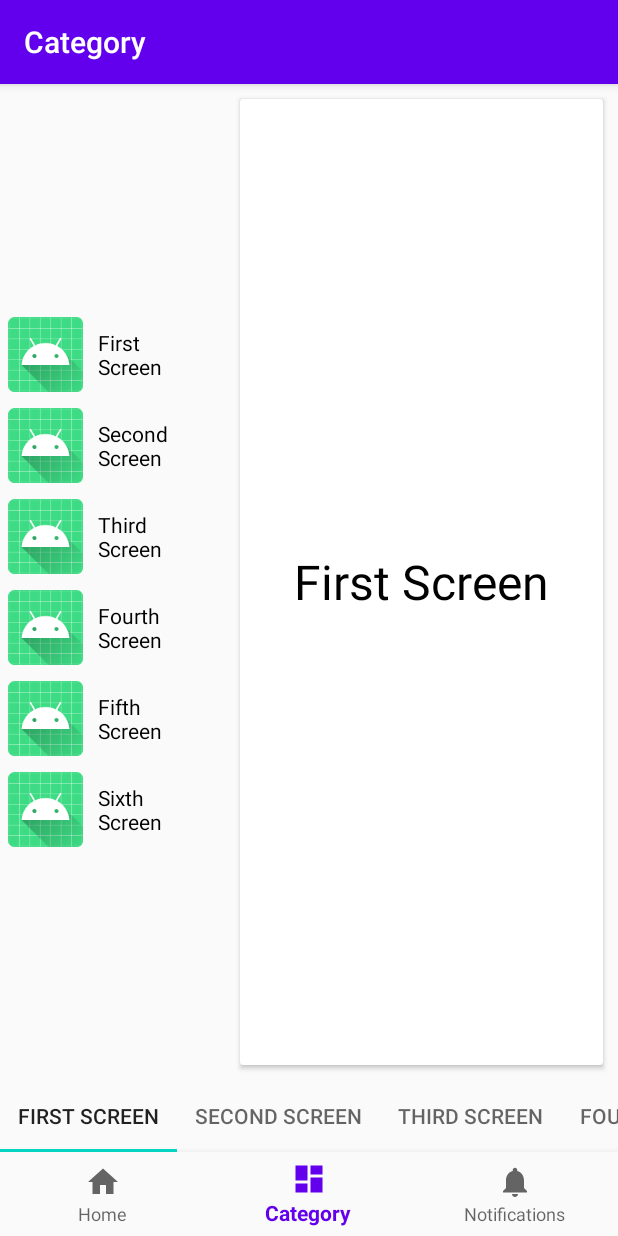
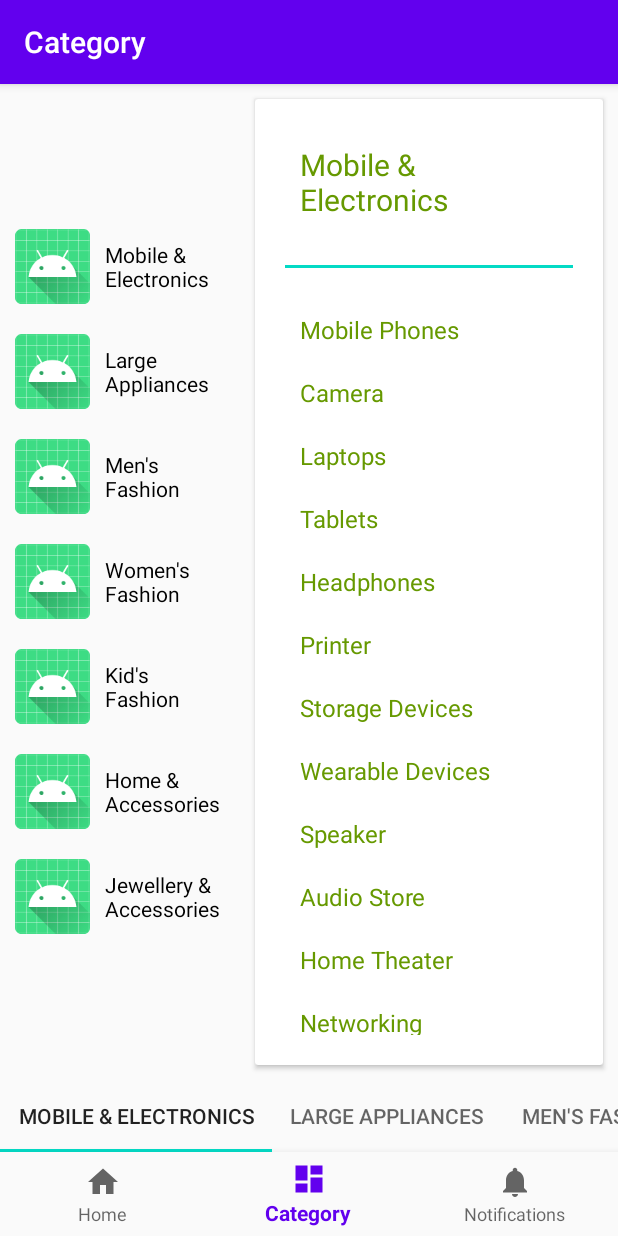
Before and after one commit to nishantpandey-11/CategoryRevampPrototype, an Android app: the screen it shows after launch (MainActivity), item 2 of the bottom bar chosen, on a phone screen of 412 x 824 dp. Run offline under Robolectric (Android 15) with nearby library versions, the phone set to English and light mode, and no system bars; our stand-ins replace navigation-ui.

Commit message:
vp selection is done

```diff
--- a/app/src/main/java/com/self/categoryrevampprototype/ui/dashboard/CategoryAdapter.kt
+++ /dev/null
@@ -1,45 +0,0 @@
-package com.self.categoryrevampprototype.ui.dashboard
-
-import android.view.LayoutInflater
-import android.view.View
-import android.view.ViewGroup
-import androidx.recyclerview.widget.RecyclerView
-import com.self.categoryrevampprototype.R
-import kotlinx.android.synthetic.main.item_recycler_view.view.*
-
-class CategoryAdapter(private val list: List<String>) :
-    RecyclerView.Adapter<CategoryAdapter.ViewHolder>() {
-
-
-    class ViewHolder(view: View) : RecyclerView.ViewHolder(view) {
-        private val item = view
-
-        constructor(parent: ViewGroup) : this(
-            LayoutInflater.from(parent.context).inflate(
-                R.layout.item_recycler_view,
-                parent,
-                false
-            )
-        )
-
-        fun bind(category: String) {
-            val cat = category.split(" ")
-            item.tv_cat_name.text = cat[0] + "\n" + cat[1]
-        }
-
-    }
-
-    override fun onCreateViewHolder(parent: ViewGroup, viewType: Int): ViewHolder {
-        return ViewHolder(parent)
-    }
-
-    override fun onBindViewHolder(holder: ViewHolder, position: Int) {
-        holder.bind(list[position])
-    }
-
-    override fun getItemCount(): Int {
-        return list.size
-    }
-
-
-}
--- /dev/null
+++ b/app/src/main/java/com/self/categoryrevampprototype/ui/dashboard/Communicator.kt
@@ -0,0 +1,6 @@
+package com.self.categoryrevampprototype.ui.dashboard
+
+interface Communicator {
+    fun changePage(position : Int)
+    fun pageClickListener(visibility : Int)
+}
--- a/app/src/main/java/com/self/categoryrevampprototype/ui/dashboard/DashboardFragment.kt
+++ b/app/src/main/java/com/self/categoryrevampprototype/ui/dashboard/DashboardFragment.kt
@@ -10,9 +10,13 @@ import androidx.lifecycle.ViewModelProviders
 import androidx.viewpager2.widget.ViewPager2
 import com.google.android.material.tabs.TabLayoutMediator
 import com.self.categoryrevampprototype.R
+import com.self.categoryrevampprototype.ui.dashboard.adapter.CategoryAdapter
+import com.self.categoryrevampprototype.ui.dashboard.adapter.ViewPagerAdapter
+import com.self.categoryrevampprototype.ui.dashboard.model.categoryData
+import com.self.categoryrevampprototype.ui.dashboard.model.categoryList
 import kotlinx.android.synthetic.main.fragment_dashboard.*
 
-class DashboardFragment : Fragment() {
+class DashboardFragment : Fragment(), Communicator {
 
     private lateinit var dashboardViewModel: DashboardViewModel
 
@@ -29,22 +33,15 @@ class DashboardFragment : Fragment() {
     override fun onActivityCreated(savedInstanceState: Bundle?) {
         super.onActivityCreated(savedInstanceState)
 
-        val list = listOf(
-            "First Screen",
-            "Second Screen",
-            "Third Screen",
-            "Fourth Screen",
-            "Fifth Screen",
-            "Sixth Screen"
-        )
+        vp.adapter = ViewPagerAdapter(categoryData, categoryList, this)
+        TabLayoutMediator(tabs, vp) { tab, position ->
+            tab.text = categoryList[position].name
 
-        vp.adapter = ViewPagerAdapter(list)
-        TabLayoutMediator(tabs, vp) { tab, position ->
-            tab.text = list[position]
         }.attach()
 
-        val categoryAdapter = CategoryAdapter(list)
+        val categoryAdapter = CategoryAdapter(categoryList, this)
         rv_cat.adapter = categoryAdapter
+
 
         vp.registerOnPageChangeCallback(object : ViewPager2.OnPageChangeCallback() {
             override fun onPageSelected(position: Int) {
@@ -57,6 +54,7 @@ class DashboardFragment : Fragment() {
                 positionOffsetPixels: Int
             ) {
                 super.onPageScrolled(position, positionOffset, positionOffsetPixels)
+                pageClickListener(View.VISIBLE)
             }
 
             override fun onPageScrollStateChanged(state: Int) {
@@ -65,11 +63,18 @@ class DashboardFragment : Fragment() {
 
         })
 
-
         dashboardViewModel.text.observe(viewLifecycleOwner, Observer {
 
         })
 
 
     }
+
+    override fun changePage(position: Int) {
+        vp.setCurrentItem(position, true)
+    }
+
+    override fun pageClickListener(visiblity: Int) {
+        rv_cat.visibility = visiblity
+    }
 }
--- a/app/src/main/java/com/self/categoryrevampprototype/ui/dashboard/ViewPagerAdapter.kt
+++ /dev/null
@@ -1,44 +0,0 @@
-package com.self.categoryrevampprototype.ui.dashboard
-
-import android.view.LayoutInflater
-import android.view.View
-import android.view.ViewGroup
-import androidx.recyclerview.widget.RecyclerView
-import com.self.categoryrevampprototype.R
-import kotlinx.android.synthetic.main.item_viewpager.view.*
-
-class ViewPagerAdapter(private val list: List<String>) :
-    RecyclerView.Adapter<ViewPagerAdapter.ViewHolder>() {
-
-
-    class ViewHolder(view: View) : RecyclerView.ViewHolder(view) {
-        private val item = view
-
-        constructor(parent: ViewGroup) : this(
-            LayoutInflater.from(parent.context).inflate(
-                R.layout.item_viewpager,
-                parent,
-                false
-            )
-        )
-
-        fun bind(category: String) {
-            item.tvTitle.text = category
-        }
-
-    }
-
-    override fun onCreateViewHolder(parent: ViewGroup, viewType: Int): ViewHolder {
-        return ViewHolder(parent)
-    }
-
-    override fun onBindViewHolder(holder: ViewHolder, position: Int) {
-        holder.bind(list[position])
-    }
-
-    override fun getItemCount(): Int {
-        return list.size
-    }
-
-
-}
--- /dev/null
+++ b/app/src/main/java/com/self/categoryrevampprototype/ui/dashboard/adapter/BaseViewHolder.kt
@@ -0,0 +1,8 @@
+package com.self.categoryrevampprototype.ui.dashboard.adapter
+
+import android.view.View
+import androidx.recyclerview.widget.RecyclerView
+
+abstract class BaseViewHolder<T>(itemView: View) : RecyclerView.ViewHolder(itemView) {
+    abstract fun bind(item: T)
+}
--- /dev/null
+++ b/app/src/main/java/com/self/categoryrevampprototype/ui/dashboard/adapter/CategoryAdapter.kt
@@ -0,0 +1,84 @@
+package com.self.categoryrevampprototype.ui.dashboard.adapter
+
+import android.view.LayoutInflater
+import android.view.View
+import android.view.ViewGroup
+import androidx.recyclerview.widget.RecyclerView
+import com.self.categoryrevampprototype.R
+import com.self.categoryrevampprototype.ui.dashboard.Communicator
+import com.self.categoryrevampprototype.ui.dashboard.model.CategoryModel
+import kotlinx.android.synthetic.main.row_category.view.*
+import kotlinx.android.synthetic.main.row_sub_category.view.*
+
+class CategoryAdapter(private val list: List<CategoryModel>, val communicator: Communicator) :
+    RecyclerView.Adapter<BaseViewHolder<*>>() {
+
+    companion object {
+        private const val TYPE_CATEGORY = 0
+        private const val TYPE_SUB_CATEGORY = 1
+    }
+
+    override fun onCreateViewHolder(parent: ViewGroup, viewType: Int): BaseViewHolder<*> {
+        return when (viewType) {
+            TYPE_CATEGORY -> CategoryViewHolder(parent)
+            TYPE_SUB_CATEGORY -> SubCategoryViewHolder(parent)
+            else -> CategoryViewHolder(parent)
+        }
+    }
+
+    override fun onBindViewHolder(holder: BaseViewHolder<*>, position: Int) {
+        val element = list[position]
+        when (holder) {
+            is CategoryViewHolder -> holder.bind(element)
+            is SubCategoryViewHolder -> holder.bind(element)
+            else -> throw IllegalArgumentException("Does'nt support this view type")
+        }
+    }
+
+    override fun getItemViewType(position: Int): Int {
+        return when (list[position].type) {
+            0 -> TYPE_CATEGORY
+            1 -> TYPE_SUB_CATEGORY
+            else -> TYPE_CATEGORY
+        }
+    }
+
+    override fun getItemCount() = list.size
+
+
+    inner class CategoryViewHolder(itemView: View) : BaseViewHolder<CategoryModel>(itemView) {
+
+        constructor(parent: ViewGroup) : this(
+            LayoutInflater.from(parent.context).inflate(
+                R.layout.row_category,
+                parent,
+                false
+            )
+        )
+
+        override fun bind(item: CategoryModel) {
+            val cat = item.name.split(" ")
+            itemView.tv_cat_name.text = item.name//cat[0] + "\n" + cat[1]
+            itemView.rv_item.setOnClickListener {
+                communicator.changePage(adapterPosition)
+            }
+        }
+    }
+
+    inner class SubCategoryViewHolder(itemView: View) : BaseViewHolder<CategoryModel>(itemView) {
+
+        constructor(parent: ViewGroup) : this(
+            LayoutInflater.from(parent.context).inflate(
+                R.layout.row_sub_category,
+                parent,
+                false
+            )
+        )
+
+        override fun bind(item: CategoryModel) {
+            itemView.tv_sub_cat_name.text = item.name
+        }
+    }
+
+
+}
--- /dev/null
+++ b/app/src/main/java/com/self/categoryrevampprototype/ui/dashboard/adapter/ViewPagerAdapter.kt
@@ -0,0 +1,61 @@
+package com.self.categoryrevampprototype.ui.dashboard.adapter
+
+import android.view.LayoutInflater
+import android.view.View
+import android.view.ViewGroup
+import androidx.recyclerview.widget.RecyclerView
+import com.self.categoryrevampprototype.R
+import com.self.categoryrevampprototype.ui.dashboard.Communicator
+import com.self.categoryrevampprototype.ui.dashboard.model.CategoryModel
+import com.self.categoryrevampprototype.ui.dashboard.model.subCategoryLargeAppliance
+import kotlinx.android.synthetic.main.item_viewpager.view.*
+
+class ViewPagerAdapter(
+    private val categoryData: Map<CategoryModel, List<CategoryModel>>,
+    private val categoryList: List<CategoryModel>,
+    private val communicator: Communicator
+) :
+    RecyclerView.Adapter<ViewPagerAdapter.ViewHolder>() {
+
+
+    inner class ViewHolder(view: View) : RecyclerView.ViewHolder(view) {
+        private val item = view
+
+        constructor(parent: ViewGroup) : this(
+            LayoutInflater.from(parent.context).inflate(
+                R.layout.item_viewpager,
+                parent,
+                false
+            )
+        )
+
+        fun bind(category: CategoryModel) {
+            item.tvTitle.text = category.name
+            item.rv_sub_cat.adapter = CategoryAdapter(
+                categoryData.get(category) ?: subCategoryLargeAppliance,
+                communicator
+            )
+            item.tvTitle.setOnClickListener {
+                communicator.pageClickListener(View.GONE)
+            }
+        }
+
+    }
+
+
+    override fun onCreateViewHolder(parent: ViewGroup, viewType: Int): ViewHolder {
+        return ViewHolder(parent)
+    }
+
+    override fun onBindViewHolder(holder: ViewHolder, position: Int) {
+        holder.bind(categoryList[position])
+        //holder.bind(categoryData.keys.toList()[position])
+    }
+
+    override fun getItemCount(): Int {
+        return categoryList.size
+        //return categoryData.keys.toList().size
+    }
+
+
+}
--- /dev/null
+++ b/app/src/main/java/com/self/categoryrevampprototype/ui/dashboard/model/CategoryData.kt
@@ -0,0 +1,58 @@
+package com.self.categoryrevampprototype.ui.dashboard.model
+
+const val TYPE_CATEGORY = 0
+const val TYPE_SUB_CATEGORY = 1
+
+val categoryData: Map<CategoryModel, List<CategoryModel>>
+    get() = mapOf<CategoryModel, List<CategoryModel>>(
+        categoryList[0] to subCategoryMobile,
+        categoryList[1] to subCategoryLargeAppliance,
+        categoryList[2] to subCategoryMensFashion
+    )
+val categoryList = listOf(
+    CategoryModel("Mobile & Electronics", TYPE_CATEGORY),
+    CategoryModel("Large Appliances", TYPE_CATEGORY),
+    CategoryModel("Men's Fashion", TYPE_CATEGORY),
+    CategoryModel("Women's Fashion", TYPE_CATEGORY),
+    CategoryModel("Kid's Fashion", TYPE_CATEGORY),
+    CategoryModel("Home & Accessories", TYPE_CATEGORY),
+    CategoryModel("Jewellery & Accessories", TYPE_CATEGORY)
+)
+
+val subCategoryMobile = listOf(
+    CategoryModel("Mobile Phones", TYPE_SUB_CATEGORY),
+    CategoryModel("Camera", TYPE_SUB_CATEGORY),
+    CategoryModel("Laptops", TYPE_SUB_CATEGORY),
+    CategoryModel("Tablets", TYPE_SUB_CATEGORY),
+    CategoryModel("Headphones", TYPE_SUB_CATEGORY),
+    CategoryModel("Printer", TYPE_SUB_CATEGORY),
+    CategoryModel("Storage Devices", TYPE_SUB_CATEGORY),
+    CategoryModel("Wearable Devices", TYPE_SUB_CATEGORY),
+    CategoryModel("Speaker", TYPE_SUB_CATEGORY),
+    CategoryModel("Audio Store", TYPE_SUB_CATEGORY),
+    CategoryModel("Home Theater", TYPE_SUB_CATEGORY),
+    CategoryModel("Networking", TYPE_SUB_CATEGORY),
+    CategoryModel("Devices", TYPE_SUB_CATEGORY),
+    CategoryModel("Gaming", TYPE_SUB_CATEGORY)
+)
+
+val subCategoryLargeAppliance = listOf(
+    CategoryModel("Television", TYPE_SUB_CATEGORY),
+    CategoryModel("Air Conditioners", TYPE_SUB_CATEGORY),
+    CategoryModel("Refrigerators", TYPE_SUB_CATEGORY),
+    CategoryModel("Washing Machines", TYPE_SUB_CATEGORY),
+    CategoryModel("Kitchen Appliances", TYPE_SUB_CATEGORY),
+    CategoryModel("Small Appliances", TYPE_SUB_CATEGORY),
+    CategoryModel("Home Audio", TYPE_SUB_CATEGORY)
+)
+
+val subCategoryMensFashion = listOf(
+    CategoryModel("Casual Wear", TYPE_SUB_CATEGORY),
+    CategoryModel("Formal Wear", TYPE_SUB_CATEGORY),
+    CategoryModel("Ethnic Wear", TYPE_SUB_CATEGORY),
+    CategoryModel("Sports Wear", TYPE_SUB_CATEGORY),
+    CategoryModel("Foot Wear", TYPE_SUB_CATEGORY),
+    CategoryModel("Inner Wear", TYPE_SUB_CATEGORY),
+    CategoryModel("Bags", TYPE_SUB_CATEGORY),
+    CategoryModel("Watches", TYPE_SUB_CATEGORY)
+)
--- /dev/null
+++ b/app/src/main/java/com/self/categoryrevampprototype/ui/dashboard/model/CategoryModel.kt
@@ -0,0 +1,3 @@
+package com.self.categoryrevampprototype.ui.dashboard.model
+
+data class CategoryModel(val name: String, val type: Int)
--- a/app/src/main/res/layout/fragment_dashboard.xml
+++ b/app/src/main/res/layout/fragment_dashboard.xml
@@ -14,12 +14,12 @@
 
         <androidx.recyclerview.widget.RecyclerView
             android:id="@+id/rv_cat"
-            android:layout_width="150dp"
+            android:layout_width="@dimen/margin_150"
             android:layout_height="wrap_content"
             android:layout_gravity="center"
             app:layoutManager="androidx.recyclerview.widget.LinearLayoutManager"
             tools:itemCount="6"
-            tools:listitem="@layout/item_recycler_view" />
+            tools:listitem="@layout/row_category" />
 
         <androidx.viewpager2.widget.ViewPager2
             android:id="@+id/vp"
--- a/app/src/main/res/layout/item_viewpager.xml
+++ b/app/src/main/res/layout/item_viewpager.xml
@@ -1,10 +1,11 @@
 <?xml version="1.0" encoding="utf-8"?>
 <androidx.cardview.widget.CardView xmlns:android="http://schemas.android.com/apk/res/android"
+    xmlns:app="http://schemas.android.com/apk/res-auto"
     xmlns:tools="http://schemas.android.com/tools"
     android:layout_width="match_parent"
     android:layout_height="match_parent"
-    android:layout_margin="10dp"
-    android:elevation="10dp">
+    android:layout_margin="@dimen/margin_10"
+    android:elevation="@dimen/elevation">
 
     <RelativeLayout
         android:id="@+id/container"
@@ -16,10 +17,32 @@
             android:id="@+id/tvTitle"
             android:layout_width="wrap_content"
             android:layout_height="wrap_content"
-            android:layout_centerInParent="true"
-            android:textColor="@android:color/black"
-            android:textSize="32sp"
-            tools:text="item" />
+            android:layout_margin="@dimen/margin_30"
+            android:textColor="@color/green"
+            android:textSize="@dimen/text_size_20sp"
+            tools:text="Mobile &amp; \nElectronics" />
+
+        <View
+            android:id="@+id/divider"
+            android:layout_width="match_parent"
+            android:layout_height="@dimen/margin_2"
+            android:layout_below="@id/tvTitle"
+            android:layout_marginStart="@dimen/margin_20"
+            android:layout_marginEnd="@dimen/margin_20"
+            android:layout_marginBottom="@dimen/margin_20"
+            android:background="@color/colorAccent" />
+
+        <androidx.recyclerview.widget.RecyclerView
+            android:id="@+id/rv_sub_cat"
+            android:layout_width="wrap_content"
+            android:layout_height="wrap_content"
+            android:layout_below="@+id/divider"
+            android:layout_gravity="center"
+            android:layout_marginStart="@dimen/margin_20"
+            android:layout_marginBottom="@dimen/margin_20"
+            app:layoutManager="androidx.recyclerview.widget.LinearLayoutManager"
+            tools:itemCount="15"
+            tools:listitem="@layout/row_sub_category" />
 
 
     </RelativeLayout>
--- a/app/src/main/res/layout/item_recycler_view.xml
+++ b/app/src/main/res/layout/row_category.xml
@@ -2,16 +2,17 @@
 
 <RelativeLayout xmlns:android="http://schemas.android.com/apk/res/android"
     xmlns:tools="http://schemas.android.com/tools"
+    android:id="@+id/rv_item"
     android:layout_width="wrap_content"
     android:layout_height="wrap_content"
-    android:layout_margin="5dp"
+    android:layout_margin="@dimen/margin_10"
     android:orientation="vertical">
 
     <ImageView
         android:id="@+id/iv_pic"
-        android:layout_width="50dp"
-        android:layout_height="50dp"
-        android:layout_marginEnd="10dp"
+        android:layout_width="@dimen/margin_50"
+        android:layout_height="@dimen/margin_50"
+        android:layout_marginEnd="@dimen/margin_10"
         android:src="@mipmap/ic_launcher"
         tools:ignore="ContentDescription" />
 
@@ -19,8 +20,8 @@
         android:id="@+id/tv_cat_name"
         android:layout_width="match_parent"
         android:layout_height="wrap_content"
+        android:layout_centerInParent="true"
         android:layout_toEndOf="@+id/iv_pic"
-        android:layout_centerInParent="true"
         android:textColor="@android:color/black"
         tools:text="Nishant Pandey" />
 </RelativeLayout>
--- /dev/null
+++ b/app/src/main/res/layout/row_sub_category.xml
@@ -0,0 +1,18 @@
+<?xml version="1.0" encoding="utf-8"?>
+
+<RelativeLayout xmlns:android="http://schemas.android.com/apk/res/android"
+    xmlns:tools="http://schemas.android.com/tools"
+    android:layout_width="wrap_content"
+    android:layout_height="wrap_content"
+    android:orientation="vertical">
+
+    <TextView
+        android:id="@+id/tv_sub_cat_name"
+        android:layout_width="wrap_content"
+        android:layout_height="wrap_content"
+        android:layout_centerInParent="true"
+        android:padding="@dimen/margin_10"
+        android:textColor="@color/green"
+        android:textSize="@dimen/text_size_16sp"
+        tools:text="Nishant Pandey" />
+</RelativeLayout>
--- a/app/src/main/res/values/colors.xml
+++ b/app/src/main/res/values/colors.xml
@@ -3,4 +3,5 @@
     <color name="colorPrimary">#6200EE</color>
     <color name="colorPrimaryDark">#3700B3</color>
     <color name="colorAccent">#03DAC5</color>
+    <color name="green">@android:color/holo_green_dark</color>
 </resources>
--- a/app/src/main/res/values/dimens.xml
+++ b/app/src/main/res/values/dimens.xml
@@ -2,4 +2,13 @@
     <!-- Default screen margins, per the Android Design guidelines. -->
     <dimen name="activity_horizontal_margin">16dp</dimen>
     <dimen name="activity_vertical_margin">16dp</dimen>
+    <dimen name="margin_2">2dp</dimen>
+    <dimen name="margin_10">10dp</dimen>
+    <dimen name="margin_20">20dp</dimen>
+    <dimen name="margin_30">30dp</dimen>
+    <dimen name="margin_50">50dp</dimen>
+    <dimen name="margin_150">160dp</dimen>
+    <dimen name="elevation">10dp</dimen>
+    <dimen name="text_size_16sp">16sp</dimen>
+    <dimen name="text_size_20sp">20sp</dimen>
 </resources>
```
